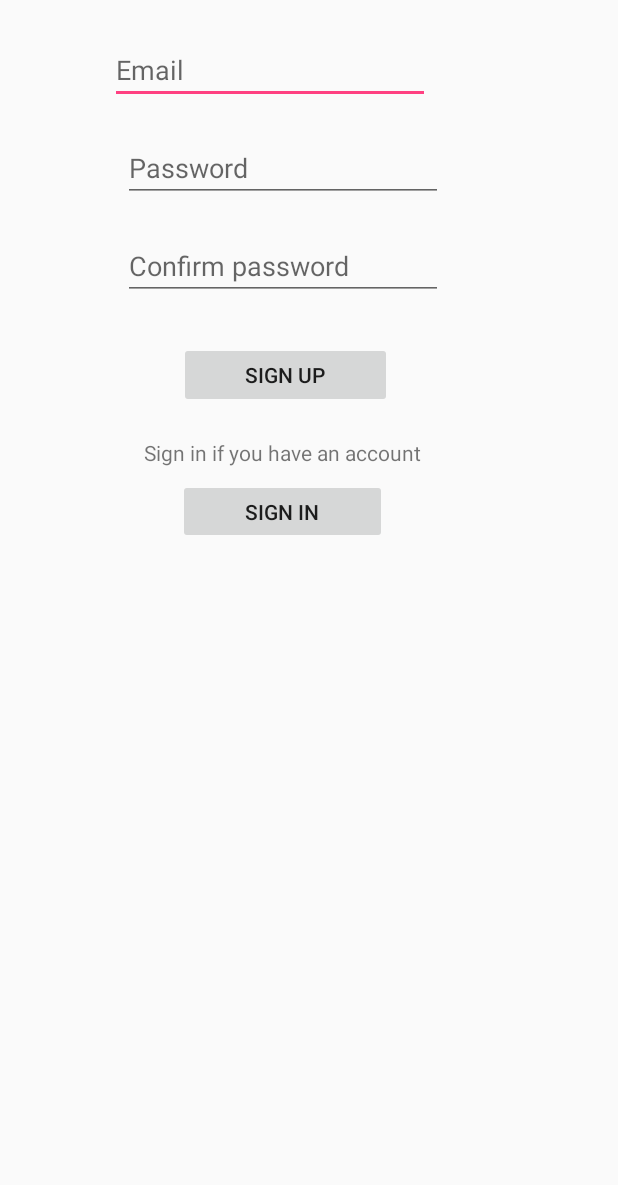
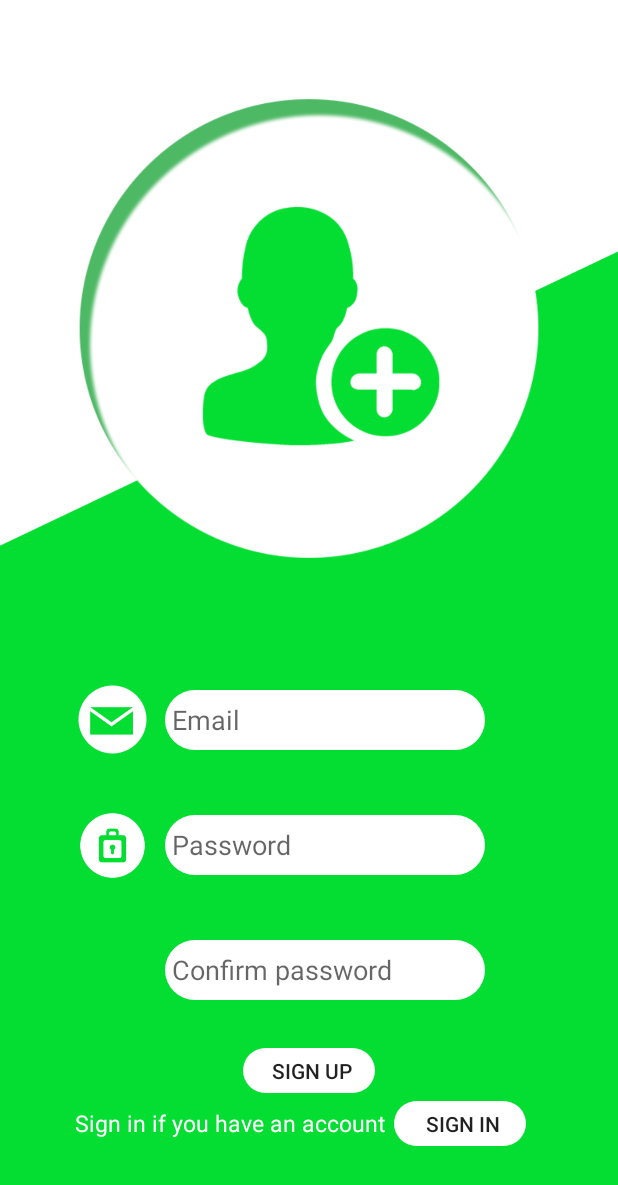
Before and after one commit to Harrisonnguyen1210/ThingSeeProject, an Android app: the screen it shows after launch (SignupActivity), on a phone screen of 412 x 824 dp. Shown: the top 1185 px of the screen. Run offline under Robolectric (Android 15) with nearby library versions, the phone set to English and light mode, and no system bars.

Commit message:
Layout sign in/up modified

```diff
--- /dev/null
+++ b/ThingSeeProject/app/src/main/res/drawable/edittextcustom.xml
@@ -0,0 +1,7 @@
+<?xml version="1.0" encoding="utf-8"?>
+<shape xmlns:android="http://schemas.android.com/apk/res/android"
+    android:shape="rectangle">
+    <solid android:color="#fff" />
+    <corners android:radius="50dp" />
+    <padding android:left="5dp"/>
+</shape>
--- a/ThingSeeProject/app/src/main/res/layout/activity_fragile.xml
+++ b/ThingSeeProject/app/src/main/res/layout/activity_fragile.xml
@@ -13,8 +13,9 @@
         android:id="@+id/imageView"
         android:layout_width="match_parent"
         android:layout_height="0dp"
-        android:layout_weight="3"
+        android:layout_weight="5"
         app:srcCompat="@drawable/frag"
+        android:layout_marginTop="50dp"
         tools:layout_editor_absoluteX="186dp"
         tools:layout_editor_absoluteY="16dp" />
 
@@ -29,7 +30,6 @@
             android:layout_height="50dp"
             android:layout_marginLeft="8dp"
             android:layout_marginRight="8dp"
-            android:layout_marginTop="20dp"
             android:text="Impact"
             android:theme="@style/ActivityCustom"
             app:layout_constraintEnd_toEndOf="parent"
@@ -102,7 +102,7 @@
             android:layout_marginLeft="8dp"
             android:layout_marginRight="8dp"
             android:layout_marginStart="8dp"
-            android:layout_marginTop="20dp"
+            android:layout_marginTop="15dp"
             android:onClick="LocationButton"
             android:text="Location"
             android:textColor="@color/green"
--- a/ThingSeeProject/app/src/main/res/layout/activity_signup.xml
+++ b/ThingSeeProject/app/src/main/res/layout/activity_signup.xml
@@ -1,92 +1,140 @@
 <?xml version="1.0" encoding="utf-8"?>
-<android.support.constraint.ConstraintLayout xmlns:android="http://schemas.android.com/apk/res/android"
+<LinearLayout xmlns:android="http://schemas.android.com/apk/res/android"
     xmlns:app="http://schemas.android.com/apk/res-auto"
     xmlns:tools="http://schemas.android.com/tools"
     android:layout_width="match_parent"
     android:layout_height="match_parent"
+    android:layout_weight="10"
+    android:background="@drawable/homebg"
+    android:orientation="vertical"
     tools:context=".SignupActivity">
 
+    <ImageView
+        android:layout_width="match_parent"
+        android:layout_height="0dp"
+        android:layout_weight="7"
+        android:src="@drawable/signup" />
+
+    <LinearLayout
+        android:layout_width="match_parent"
+        android:layout_height="0dp"
+        android:layout_weight="4"
+        android:orientation="vertical">
+
+        <LinearLayout
+            android:layout_width="match_parent"
+            android:layout_height="match_parent"
+            android:layout_weight="3"
+            android:orientation="horizontal">
+
+            <ImageView
+                android:layout_width="50dp"
+                android:layout_height="50dp"
+                android:src="@drawable/email"
+                android:layout_gravity="center_vertical"
+                android:layout_marginLeft="50dp"/>
+
             <EditText
+                android:background="@drawable/edittextcustom"
                 android:id="@+id/email1"
                 android:layout_width="wrap_content"
-        android:layout_height="wrap_content"
-        android:layout_marginEnd="8dp"
-        android:layout_marginStart="8dp"
-        android:layout_marginTop="24dp"
+                android:layout_height="40dp"
                 android:ems="10"
                 android:hint="Email"
                 android:inputType="textEmailAddress"
-        app:layout_constraintEnd_toEndOf="parent"
-        app:layout_constraintHorizontal_bias="0.359"
-        app:layout_constraintStart_toStartOf="parent"
-        app:layout_constraintTop_toTopOf="parent" />
+                android:layout_gravity="center_vertical"
+                android:layout_marginLeft="10dp"/>
+
+        </LinearLayout>
+
+        <LinearLayout
+            android:layout_width="match_parent"
+            android:layout_height="match_parent"
+            android:layout_weight="3"
+            android:orientation="horizontal">
+
+            <ImageView
+                android:layout_width="50dp"
+                android:layout_height="50dp"
+                android:src="@drawable/pw"
+                android:scaleX="1.45"
+                android:scaleY="1.45"
+                android:layout_gravity="center_vertical"
+                android:layout_marginLeft="50dp"/>
 
             <EditText
+                android:background="@drawable/edittextcustom"
                 android:id="@+id/pass1"
                 android:layout_width="wrap_content"
-        android:layout_height="wrap_content"
-        android:layout_marginEnd="8dp"
-        android:layout_marginStart="8dp"
-        android:layout_marginTop="20dp"
+                android:layout_height="40dp"
                 android:ems="10"
                 android:hint="Password"
                 android:inputType="textPassword"
-        app:layout_constraintEnd_toEndOf="parent"
-        app:layout_constraintHorizontal_bias="0.405"
-        app:layout_constraintStart_toStartOf="parent"
-        app:layout_constraintTop_toBottomOf="@+id/email1" />
+                android:layout_gravity="center_vertical"
+                android:layout_marginLeft="10dp"/>
+        </LinearLayout>
+
+        <LinearLayout
+            android:layout_width="match_parent"
+            android:layout_height="match_parent"
+            android:layout_weight="3"
+            android:orientation="horizontal">
 
             <EditText
+                android:background="@drawable/edittextcustom"
                 android:id="@+id/cpass"
                 android:layout_width="wrap_content"
-        android:layout_height="wrap_content"
-        android:layout_marginEnd="8dp"
-        android:layout_marginStart="8dp"
-        android:layout_marginTop="20dp"
+                android:layout_height="40dp"
                 android:ems="10"
                 android:hint="Confirm password"
                 android:inputType="textPassword"
-        app:layout_constraintEnd_toEndOf="parent"
-        app:layout_constraintHorizontal_bias="0.405"
-        app:layout_constraintStart_toStartOf="parent"
-        app:layout_constraintTop_toBottomOf="@+id/pass1" />
+                android:layout_gravity="center_vertical"
+                android:layout_marginLeft="110dp"/>
+        </LinearLayout>
+
+    </LinearLayout>
+
+    <LinearLayout
+        android:layout_width="match_parent"
+        android:layout_height="0dp"
+        android:layout_weight="2"
+        android:layout_marginTop="10dp"
+        android:orientation="vertical">
 
         <Button
+            android:background="@drawable/edittextcustom"
             android:id="@+id/btn1"
-        android:layout_width="142dp"
-        android:layout_height="44dp"
-        android:layout_marginEnd="8dp"
-        android:layout_marginStart="8dp"
-        android:layout_marginTop="28dp"
-        android:text="SIGN UP"
-        app:layout_constraintEnd_toEndOf="parent"
-        app:layout_constraintHorizontal_bias="0.438"
-        app:layout_constraintStart_toStartOf="parent"
-        app:layout_constraintTop_toBottomOf="@+id/cpass" />
+            android:layout_width="wrap_content"
+            android:layout_height="30dp"
+            android:layout_gravity="center"
+            android:text="SIGN UP" />
+
+        <LinearLayout
+            android:layout_width="match_parent"
+            android:layout_height="0dp"
+            android:layout_weight="2"
+            android:layout_marginTop="5dp"
+            android:orientation="horizontal">
 
             <TextView
+                android:layout_marginLeft="50dp"
                 android:id="@+id/textView"
-        android:layout_width="221dp"
-        android:layout_height="19dp"
-        android:layout_marginEnd="8dp"
-        android:layout_marginStart="8dp"
-        android:layout_marginTop="20dp"
+                android:layout_width="wrap_content"
+                android:layout_height="wrap_content"
                 android:text="Sign in if you have an account"
-        app:layout_constraintEnd_toEndOf="parent"
-        app:layout_constraintHorizontal_bias="0.503"
-        app:layout_constraintStart_toStartOf="parent"
+                android:textColor="@color/welcome"
+                android:textSize="15dp"
                 app:layout_constraintTop_toBottomOf="@+id/btn1" />
 
             <Button
+                android:layout_marginLeft="5dp"
+                android:background="@drawable/edittextcustom"
                 android:id="@+id/btnSignIn"
-        android:layout_width="139dp"
-        android:layout_height="43dp"
-        android:layout_marginEnd="8dp"
-        android:layout_marginStart="8dp"
-        android:layout_marginTop="8dp"
-        android:text="SIGN IN"
-        app:layout_constraintEnd_toEndOf="parent"
-        app:layout_constraintHorizontal_bias="0.432"
-        app:layout_constraintStart_toStartOf="parent"
-        app:layout_constraintTop_toBottomOf="@+id/textView" />
-</android.support.constraint.ConstraintLayout>
+                android:layout_width="wrap_content"
+                android:layout_height="30dp"
+                android:text="SIGN IN" />
+        </LinearLayout>
+
+    </LinearLayout>
+
+</LinearLayout>
```
Also changed, not shown: ThingSeeProject/app/src/main/res/layout/activity_signin.xml (+69 -27 lines), ThingSeeProject/app/src/main/res/drawable/email.png (added), ThingSeeProject/app/src/main/res/drawable/id.png (added), ThingSeeProject/app/src/main/res/drawable/pw.png (added), ThingSeeProject/app/src/main/res/drawable/signup.png (added). Lines whose indentation alone changed are shown as unchanged.
